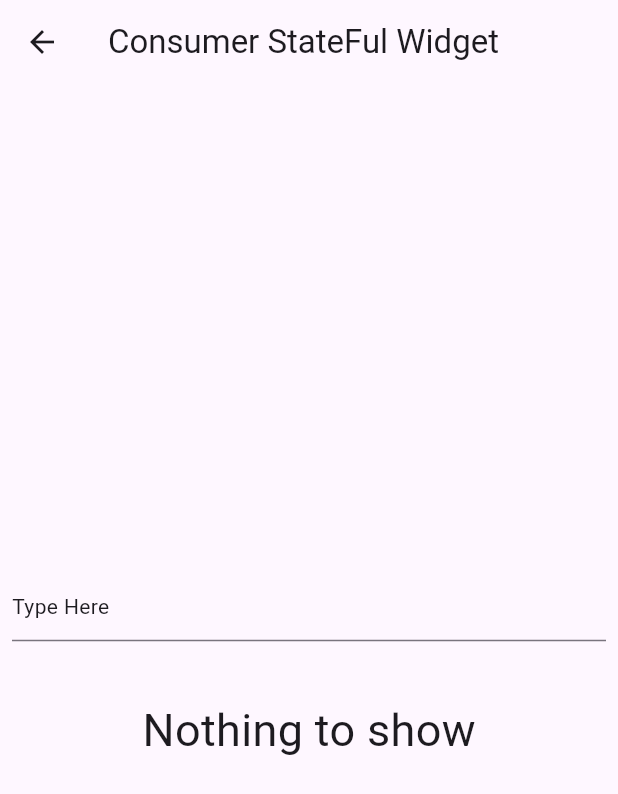
After one commit to RadheAnkit01/Riverpod_State_Management, a Flutter app: the ConsumerStatefulWidgetScreen screen opened directly, on a phone screen of 412 x 824 dp. The commit adds this screen. Shown: the top 794 px of the screen. Run offline on Flutter 3.47's test engine with Material 3 defaults, Android fonts, the phone set to English and light mode, and no system bars; our stand-ins replace flutter_riverpod, riverpod.

Commit message:
learned future provider

```diff
--- /dev/null
+++ b/lib/consumer_stateful_widget_screen.dart
@@ -0,0 +1,59 @@
+import 'package:flutter/material.dart';
+import 'package:flutter_riverpod/flutter_riverpod.dart';
+
+final textProvider = StateProvider((ref) {
+  return "Nothing to show";
+});
+
+class ConsumerStatefulWidgetScreen extends ConsumerStatefulWidget {
+  const ConsumerStatefulWidgetScreen({super.key});
+
+  @override
+  ConsumerState<ConsumerStatefulWidgetScreen> createState() =>
+      _ConsumerStatefulWidgetScreenState();
+}
+
+class _ConsumerStatefulWidgetScreenState
+    extends ConsumerState<ConsumerStatefulWidgetScreen> {
+  late final TextEditingController _textEditingController;
+  @override
+  void initState() {
+    super.initState();
+    _textEditingController = TextEditingController();
+    _textEditingController.addListener(() {
+      ref.read(textProvider.notifier).state = _textEditingController.text;
+    });
+  }
+
+  @override
+  void dispose() {
+    _textEditingController.dispose();
+    super.dispose();
+  }
+
+  @override
+  Widget build(BuildContext context) {
+    return Scaffold(
+      appBar: AppBar(title: Text("Consumer StateFul Widget")),
+      body: Column(
+        mainAxisAlignment: MainAxisAlignment.center,
+        children: [
+          Padding(
+            padding: const EdgeInsets.all(8.0),
+            child: TextFormField(
+              controller: _textEditingController,
+              decoration: InputDecoration(hint: Text('Type Here')),
+            ),
+          ),
+          SizedBox(height: 30),
+          Center(
+            child: Text(
+              ref.watch(textProvider),
+              style: TextStyle(fontSize: 30),
+            ),
+          ),
+        ],
+      ),
+    );
+  }
+}
--- /dev/null
+++ b/lib/notes.txt
@@ -0,0 +1,22 @@
+Notes for Riverpod State Management.
+
+1. Provider
+    When you want to use static varibal globally then used provider.
+
+2. State Provider
+    When you want to use a dynamic variable globally then used this.
+
+3. Consumer
+    It consume the value of provider, so we don't need to rebuild the whole ui it rebuild only the part of the consumer of that provider.
+
+4. watch
+    it watch the value all the time when it got changed
+
+5. read
+    it read the value for only one time when event occur.
+
+6. notifier
+    it tell the provider that the state of this value is changing so all watcher can see the changed.
+
+7. ConsumerWidget (stateless) vs ConsumerStatefulWidget(stateful)
+    Both works same but in statefull we have a life cycle of widget states like initState, dispose() and more. So when we need to maintain lifecycle of widgets states then we can use stateful.
```
Also changed, not shown: lib/future provider/fake_api.dart (added, +12 -0 lines), lib/future provider/future_provider.dart (added, +46 -0 lines), lib/main.dart (+8 -2 lines), lib/multi_state_provider.dart (+18 -0 lines), lib/practice.dart (added, +37 -0 lines).
